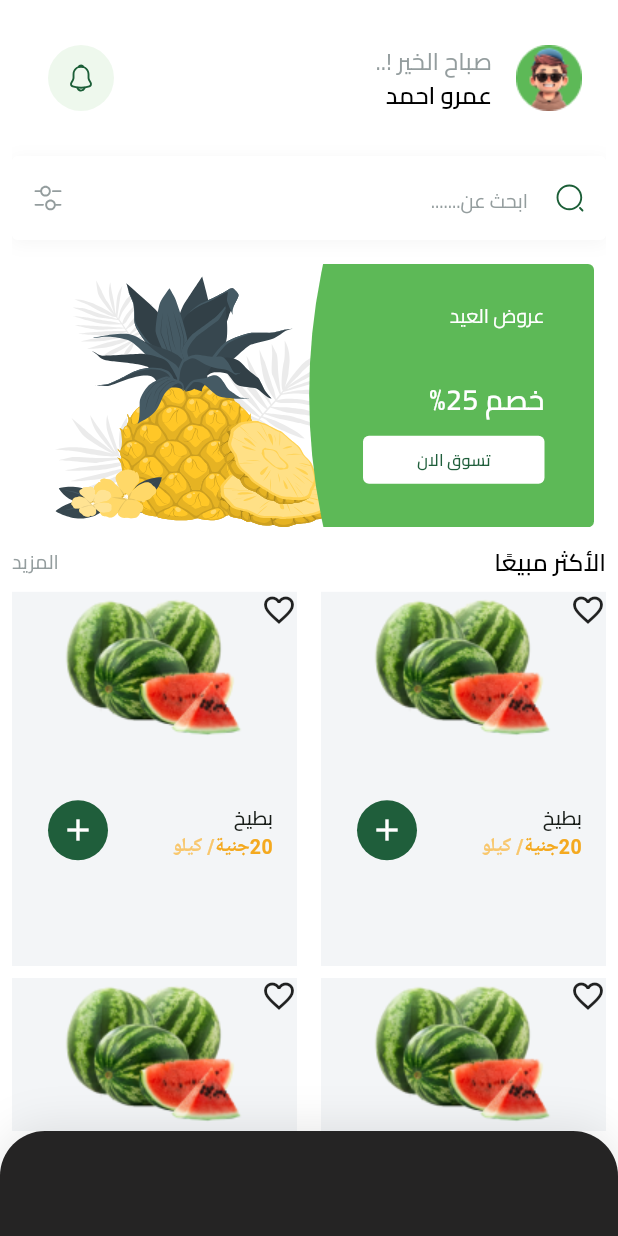
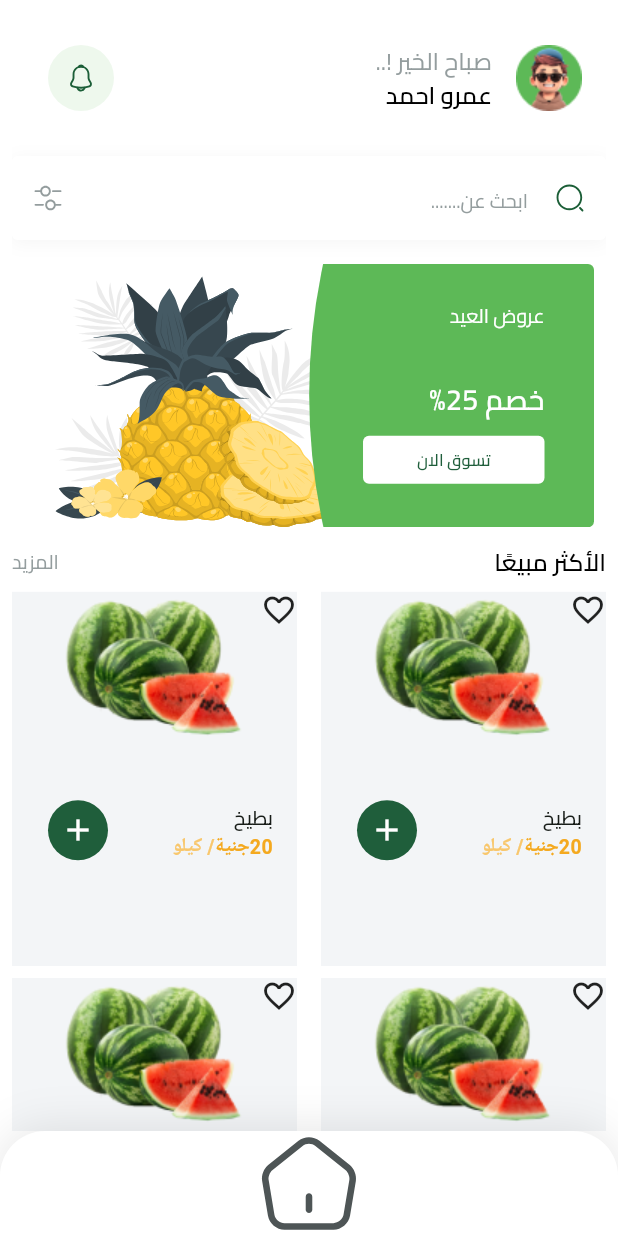
Before and after one commit to AmrElzohairy/fruitsHub, a Flutter app: the HomeView screen opened by its route, on a phone screen of 412 x 824 dp. Run offline on Flutter 3.47's test engine with Material 3 defaults, Android fonts, the phone set to English and light mode, and no system bars; our stand-ins replace bloc, cloud_firestore, dartz, dots_indicator, firebase_auth, firebase_core and 7 more; missing offline and left inert: flutter_facebook_auth; accounts and stored records are empty.

Commit message:
Add Vuesax SVG icons and update navigation bar
Added Vuesax bold and outline SVG icons for home, product, shopping cart, and user. Updated the `CustomNavigationBar` to use these icons and adjusted the background color. Also, included the new icons in the `pubspec.yaml` file.

```diff
--- a/lib/core/utils/app_images.dart
+++ b/lib/core/utils/app_images.dart
@@ -73,4 +73,36 @@ class Assets {
   /// Assets for imagesSplashBottom
   /// assets/images/splashBottom.svg
   static const String imagesSplashBottom = "assets/images/splashBottom.svg";
+
+  /// Assets for imagesVuesaxBoldHome
+  /// assets/images/vuesax/bold/home.svg
+  static const String imagesVuesaxBoldHome = "assets/images/vuesax/bold/home.svg";
+
+  /// Assets for imagesVuesaxBoldProduct
+  /// assets/images/vuesax/bold/product.svg
+  static const String imagesVuesaxBoldProduct = "assets/images/vuesax/bold/product.svg";
+
+  /// Assets for imagesVuesaxBoldShoppingCart
+  /// assets/images/vuesax/bold/shopping-cart.svg
+  static const String imagesVuesaxBoldShoppingCart = "assets/images/vuesax/bold/shopping-cart.svg";
+
+  /// Assets for imagesVuesaxBoldUser
+  /// assets/images/vuesax/bold/user.svg
+  static const String imagesVuesaxBoldUser = "assets/images/vuesax/bold/user.svg";
+
+  /// Assets for imagesVuesaxOutlineHome
+  /// assets/images/vuesax/outline/home.svg
+  static const String imagesVuesaxOutlineHome = "assets/images/vuesax/outline/home.svg";
+
+  /// Assets for imagesVuesaxOutlineProduct
+  /// assets/images/vuesax/outline/product.svg
+  static const String imagesVuesaxOutlineProduct = "assets/images/vuesax/outline/product.svg";
+
+  /// Assets for imagesVuesaxOutlineShoppingCart
+  /// assets/images/vuesax/outline/shopping-cart.svg
+  static const String imagesVuesaxOutlineShoppingCart = "assets/images/vuesax/outline/shopping-cart.svg";
+
+  /// Assets for imagesVuesaxOutlineUser
+  /// assets/images/vuesax/outline/user.svg
+  static const String imagesVuesaxOutlineUser = "assets/images/vuesax/outline/user.svg";
 }
--- a/lib/features/home/presentation/ui/widgets/custom_navigation_bar.dart
+++ b/lib/features/home/presentation/ui/widgets/custom_navigation_bar.dart
@@ -1,4 +1,8 @@
+// ignore_for_file: public_member_api_docs, sort_constructors_first
 import 'package:flutter/material.dart';
+import 'package:flutter_svg/svg.dart';
+
+import '../../../../../core/utils/app_images.dart';
 
 class CustomNavigationBar extends StatelessWidget {
   const CustomNavigationBar({super.key});
@@ -8,8 +12,9 @@ class CustomNavigationBar extends StatelessWidget {
     return Container(
       width: 375,
       height: 70,
+      child: InActiveItem(iconImage: Assets.imagesVuesaxOutlineHome),
       decoration: const ShapeDecoration(
-        color: Color.fromARGB(255, 37, 36, 36),
+        color: Colors.white,
         shape: RoundedRectangleBorder(
           borderRadius: BorderRadius.only(
             topLeft: Radius.circular(30),
@@ -28,3 +33,16 @@ class CustomNavigationBar extends StatelessWidget {
     );
   }
 }
+
+class InActiveItem extends StatelessWidget {
+  const InActiveItem({
+    super.key,
+    required this.iconImage,
+  });
+  final String iconImage;
+
+  @override
+  Widget build(BuildContext context) {
+    return SvgPicture.asset(iconImage);
+  }
+}
--- a/pubspec.yaml
+++ b/pubspec.yaml
@@ -65,6 +65,8 @@ flutter:
   # To add assets to your application, add an assets section, like this:
   assets:
     - assets/images/
+    - assets/images/vuesax/bold/
+    - assets/images/vuesax/outline/
   # An image asset can refer to one or more resolution-specific "variants", see
   # https://flutter.dev/to/resolution-aware-images
   # For details regarding adding assets from package dependencies, see
```
Also changed, not shown: assets/images/vuesax/bold/home.svg (added), assets/images/vuesax/bold/product.svg (added), assets/images/vuesax/bold/shopping-cart.svg (added), assets/images/vuesax/bold/user.svg (added), assets/images/vuesax/outline/home.svg (added), assets/images/vuesax/outline/product.svg (added), assets/images/vuesax/outline/shopping-cart.svg (added), assets/images/vuesax/outline/user.svg (added).
